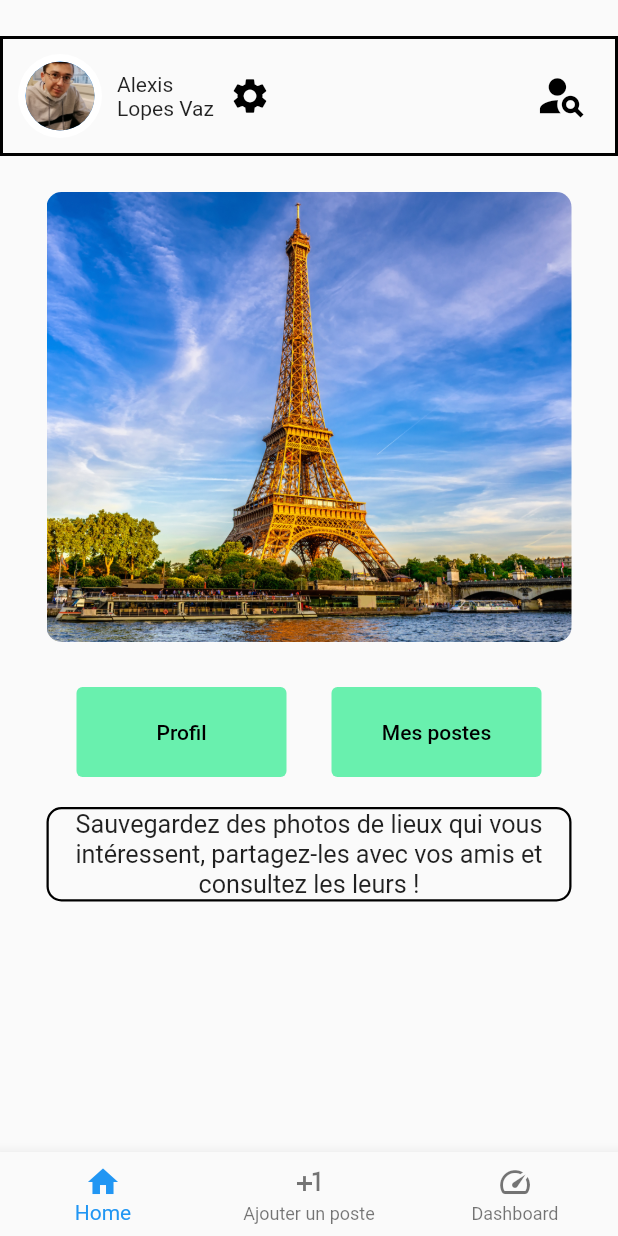
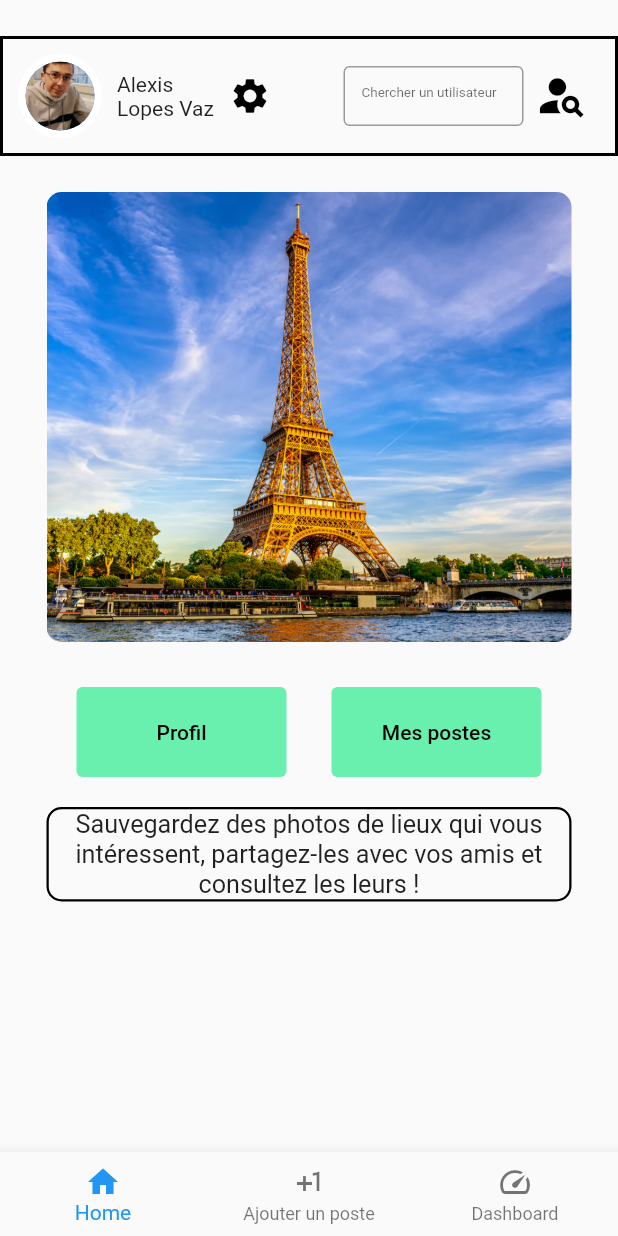
Before and after one commit to ActxLeToucan/CityXplorer, a Flutter app: the screen it shows after launch, on a phone screen of 412 x 824 dp. Run offline on Flutter 3.47's test engine with Material 2 defaults, Android fonts, the phone set to English and light mode, and no system bars; our stand-ins replace camera, location; missing offline and left inert: encrypt, exif.

Commit message:
ajout de la barre de recherche dans l'appBar mais pour de vrai cette fois

```diff
--- a/source/CityXplorer_lopes/lib/app_bar.dart
+++ b/source/CityXplorer_lopes/lib/app_bar.dart
@@ -56,7 +56,22 @@ class AppBarPerso extends StatelessWidget {
                     ),
                 ],
               ),
-              const Spacer(),//--> OP
+              const Spacer(),
+              Container(
+                color: Colors.transparent,
+                width: 120.0,
+                height: 40.0,
+                child: TextField(
+                  decoration: InputDecoration(
+                    border: OutlineInputBorder(),
+                    hintText: 'Chercher un utilisateur',
+                  ),
+                  style: TextStyle(
+                    fontSize: 9.0,
+                    height: 2.0,
+                  ),
+                ),
+              ),
               IconButton(
                 icon: const Icon(Icons.person_search),
                 iconSize: 35,
```
